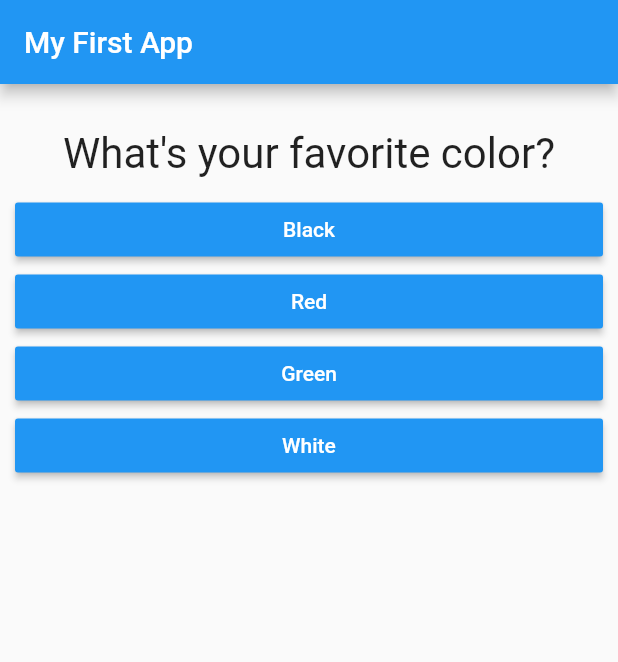
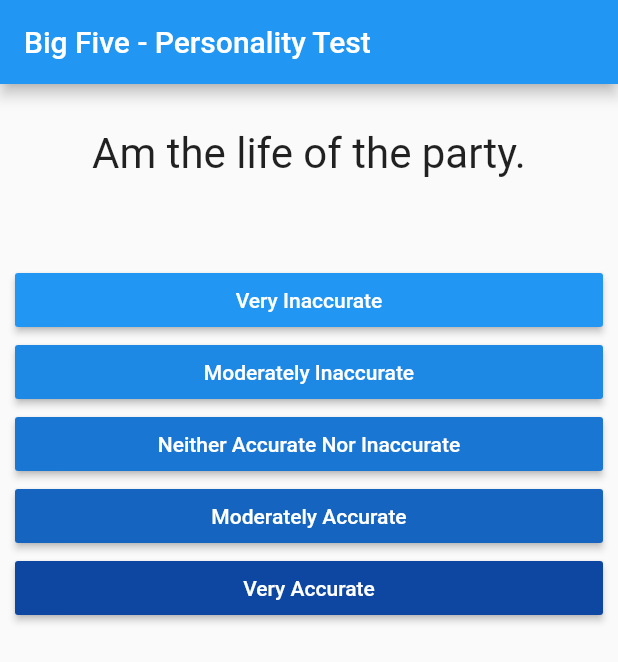
Before and after one commit to shocknawe/flutter-big-5, a Flutter app: the screen it shows after launch, on a phone screen of 412 x 824 dp. Shown: the top 662 px of the screen. Run offline on Flutter 3.47's test engine with Material 2 defaults, Android fonts, the phone set to English and light mode, and no system bars.

Commit message:
after lesson #58 - added variation

```diff
--- a/lib/answer.dart
+++ b/lib/answer.dart
@@ -3,8 +3,9 @@ import 'package:flutter/material.dart';
 class Answer extends StatelessWidget {
   final String answerText;
   final Function onPressed;
+  final Color color;
 
-  Answer(this.answerText, {this.onPressed});
+  Answer(this.answerText, {this.onPressed, this.color});
 
   @override
   Widget build(BuildContext context) {
@@ -15,7 +16,7 @@ class Answer extends StatelessWidget {
         right: 10,
       ),
       child: RaisedButton(
-        color: Colors.blue,
+        color: color,
         textColor: Colors.white,
         padding: EdgeInsets.all(10),
         child: Text(answerText),
--- a/lib/main.dart
+++ b/lib/main.dart
@@ -1,11 +1,7 @@
-import 'dart:math';
 import 'package:flutter/material.dart';
-import 'question.dart';
-import 'answer.dart';
-
-// void main () {
-//   runApp(MyApp());
-// }
+import './quiz.dart';
+import './result.dart';
+import './quiz-data.dart';
 
 void main() => runApp(MyApp());
 
@@ -16,35 +12,26 @@ class MyApp extends StatefulWidget {
   }
 }
 
-class _QuestionKey {
-  String question;
-  List<String> answerList;
-
-  _QuestionKey({this.question, this.answerList});
-}
-
 class _MyAppState extends State<MyApp> {
   var _questionIndex = 0;
-  var questions = [
-    _QuestionKey(
-      question: 'What\'s your favorite color?',
-      answerList: ['Black', 'Red', 'Green', 'White'],
-    ),
-    _QuestionKey(
-      question: 'What\'s your favorite animal?',
-      answerList: ['Rabbit', 'Snake', 'Elephant', 'Lion'],
-    ),
-    _QuestionKey(
-      question: 'Who\'s your favorite instructor?',
-      answerList: ['Max', 'Max', 'Max', 'Max'],
-    ),
-  ];
+  var _isFinished = false;
+  var _scoreList = List.filled(5, 0);
 
-  void _answerQuestion() {
+  void _answerQuestion({Personality personality, int value}) {
     setState(() {
-      print('answered question');
-      _questionIndex = min(questions.length - 1, _questionIndex + 1);
-      print('_questionIndex: ' + _questionIndex.toString());
+      _scoreList[personality.index] += value;
+      _questionIndex = _questionIndex + 1;
+      if (_questionIndex == QUIZ_DATA.length) {
+        _isFinished = true;
+      }
+    });
+  }
+
+  void _resetQuiz() {
+    setState(() {
+      _scoreList = List.filled(5, 0);
+      _questionIndex = 0;
+      _isFinished = false;
     });
   }
 
@@ -53,21 +40,17 @@ class _MyAppState extends State<MyApp> {
     return MaterialApp(
       home: Scaffold(
         appBar: AppBar(
-          title: Text('My First App'),
+          title: Text('Big Five - Personality Test'),
         ),
-        body: Column(
-          children: [
-            Question(
-              questions[_questionIndex].question
-            ),
-            ...questions[_questionIndex].answerList.map((answer) {
-              return Answer(
-                answer,
+        body: !_isFinished
+            ? Quiz(
+                questionData: QUIZ_DATA[_questionIndex],
                 onPressed: _answerQuestion,
-              );
-            }).toList()
-          ],
-        ),
+              )
+            : Result(
+                scoreList: _scoreList,
+                onPressed: _resetQuiz,
+              ),
       ),
     );
   }
--- a/lib/question.dart
+++ b/lib/question.dart
@@ -13,12 +13,15 @@ class Question extends StatelessWidget {
         top: 30,
         bottom: 10,
       ),
-      child: Text(
-        questionText,
-        style: TextStyle(
-          fontSize: 28,
+      child: Container(
+        height: 80,
+        child: Text(
+          questionText,
+          style: TextStyle(
+            fontSize: 28,
+          ),
+          textAlign: TextAlign.center,
         ),
-        textAlign: TextAlign.center,
       ),
     );
   }
--- /dev/null
+++ b/lib/quiz-data.dart
@@ -0,0 +1,282 @@
+import 'package:flutter/material.dart';
+
+// source: https://ipip.ori.org/new_ipip-50-item-scale.htm
+
+enum Personality {
+  extraversion,
+  agreeableness,
+  conscientiousness,
+  emotionalStability,
+  intellect,
+}
+
+const PersonalityNames = [
+  'Extraversion',
+  'Agreeableness',
+  'Conscientiousness',
+  'Emotional Stability',
+  'Intellect',
+];
+
+const PersonalityColors = [
+  Color(0xFF7F5098),
+  Color(0xFFDD5199),
+  Color(0xFFD86C2F),
+  Color(0xFF7A9C57),
+  Color(0xFFBB2B1C),
+];
+
+const QUIZ_TOTAL = 50;
+
+const QUIZ_DATA = [
+  {
+    'question': 'Am the life of the party.',
+    'score': Personality.extraversion,
+    'scale': 1,
+  },
+  {
+    'question': 'Feel little concern for others.',
+    'score': Personality.agreeableness,
+    'scale': -1,
+  },
+  {
+    'question': 'Am always prepared.',
+    'score': Personality.conscientiousness,
+    'scale': 1,
+  },
+  {
+    'question': 'Get stressed out easily.',
+    'score': Personality.emotionalStability,
+    'scale': -1,
+  },
+  {
+    'question': 'Have a rich vocabulary.',
+    'score': Personality.intellect,
+    'scale': 1,
+  },
+  {
+    'question': 'Don\'t talk a lot.',
+    'score': Personality.extraversion,
+    'scale': -1,
+  },
+  {
+    'question': 'Am interested in people.',
+    'score': Personality.agreeableness,
+    'scale': 1,
+  },
+  {
+    'question': 'Leave my belongings around.',
+    'score': Personality.conscientiousness,
+    'scale': -1,
+  },
+  {
+    'question': 'Am relaxed most of the time.',
+    'score': Personality.emotionalStability,
+    'scale': 1,
+  },
+  {
+    'question': 'Have difficulty understanding abstract ideas.',
+    'score': Personality.intellect,
+    'scale': -1,
+  },
+  {
+    'question': 'Feel comfortable around people.',
+    'score': Personality.extraversion,
+    'scale': 1,
+  },
+  {
+    'question': 'Insult people.',
+    'score': Personality.agreeableness,
+    'scale': -1,
+  },
+  {
+    'question': 'Pay attention to details.',
+    'score': Personality.conscientiousness,
+    'scale': 1,
+  },
+  {
+    'question': 'Worry about things.',
+    'score': Personality.emotionalStability,
+    'scale': -1,
+  },
+  {
+    'question': 'Have a vivid imagination.',
+    'score': Personality.intellect,
+    'scale': 1,
+  },
+  {
+    'question': 'Keep in the background.',
+    'score': Personality.extraversion,
+    'scale': -1,
+  },
+  {
+    'question': 'Sympathize with others\' feelings.',
+    'score': Personality.agreeableness,
+    'scale': 1,
+  },
+  {
+    'question': 'Make a mess of things.',
+    'score': Personality.conscientiousness,
+    'scale': -1,
+  },
+  {
+    'question': 'Seldom feel blue.',
+    'score': Personality.emotionalStability,
+    'scale': 1,
+  },
+  {
+    'question': 'Am not interested in abstract ideas.',
+    'score': Personality.intellect,
+    'scale': -1,
+  },
+  {
+    'question': 'Start conversations.',
+    'score': Personality.extraversion,
+    'scale': 1,
+  },
+  {
+    'question': 'Am not interested in other people\'s problems.',
+    'score': Personality.agreeableness,
+    'scale': -1,
+  },
+  {
+    'question': 'Get chores done right away.',
+    'score': Personality.conscientiousness,
+    'scale': 1,
+  },
+  {
+    'question': 'Am easily disturbed.',
+    'score': Personality.emotionalStability,
+    'scale': -1,
+  },
+  {
+    'question': 'Have excellent ideas.',
+    'score': Personality.intellect,
+    'scale': 1,
+  },
+  {
+    'question': 'Have little to say.',
+    'score': Personality.extraversion,
+    'scale': -1,
+  },
+  {
+    'question': 'Have a soft heart.',
+    'score': Personality.agreeableness,
+    'scale': 1,
+  },
+  {
+    'question': 'Often forget to put things back in their proper place.',
+    'score': Personality.conscientiousness,
+    'scale': -1,
+  },
+  {
+    'question': 'Get upset easily.',
+    'score': Personality.emotionalStability,
+    'scale': -1,
+  },
+  {
+    'question': 'Do not have a good imagination.',
+    'score': Personality.intellect,
+    'scale': -1,
+  },
+  {
+    'question': 'Talk to a lot of different people at parties.',
+    'score': Personality.extraversion,
+    'scale': 1,
+  },
+  {
+    'question': 'Am not really interested in others.',
+    'score': Personality.agreeableness,
+    'scale': -1,
+  },
+  {
+    'question': 'Like order.',
+    'score': Personality.conscientiousness,
+    'scale': 1,
+  },
+  {
+    'question': 'Change my mood a lot.',
+    'score': Personality.emotionalStability,
+    'scale': -1,
+  },
+  {
+    'question': 'Am quick to understand things.',
+    'score': Personality.intellect,
+    'scale': 1,
+  },
+  {
+    'question': 'Don\'t like to draw attention to myself.',
+    'score': Personality.extraversion,
+    'scale': -1,
+  },
+  {
+    'question': 'Take time out for others.',
+    'score': Personality.agreeableness,
+    'scale': 1,
+  },
+  {
+    'question': 'Shirk my duties.',
+    'score': Personality.conscientiousness,
+    'scale': -1,
+  },
+  {
+    'question': 'Have frequent mood swings.',
+    'score': Personality.emotionalStability,
+    'scale': -1,
+  },
+  {
+    'question': 'Use difficult words.',
+    'score': Personality.intellect,
+    'scale': 1,
+  },
+  {
+    'question': 'Don\'t mind being the center of attention.',
+    'score': Personality.extraversion,
+    'scale': 1,
+  },
+  {
+    'question': 'Feel others\' emotions.',
+    'score': Personality.agreeableness,
+    'scale': 1,
+  },
+  {
+    'question': 'Follow a schedule.',
+    'score': Personality.conscientiousness,
+    'scale': 1,
+  },
+  {
+    'question': 'Get irritated easily.',
+    'score': Personality.emotionalStability,
+    'scale': -1,
+  },
+  {
+    'question': 'Spend time reflecting on things.',
+    'score': Personality.intellect,
+    'scale': 1,
+  },
+  {
+    'question': 'Am quiet around strangers.',
+    'score': Personality.extraversion,
+    'scale': -1,
+  },
+  {
+    'question': 'Make people feel at ease.',
+    'score': Personality.agreeableness,
+    'scale': 1,
+  },
+  {
+    'question': 'Am exacting in my work.',
+    'score': Personality.conscientiousness,
+    'scale': 1,
+  },
+  {
+    'question': 'Often feel blue.',
+    'score': Personality.emotionalStability,
+    'scale': -1,
+  },
+  {
+    'question': 'Am full of ideas.',
+    'score': Personality.intellect,
+    'scale': 1,
+  },
+];
--- /dev/null
+++ b/lib/quiz.dart
@@ -0,0 +1,66 @@
+import 'package:flutter/material.dart';
+import 'question.dart';
+import 'answer.dart';
+
+class Quiz extends StatelessWidget {
+  final Map questionData;
+  final answers = [
+    {
+      'text': 'Very Inaccurate',
+      'value': 1,
+      'negativeValue': 5,
+      'color': 0xff2196f3,
+    },
+    {
+      'text': 'Moderately Inaccurate',
+      'value': 2,
+      'negativeValue': 4,
+      'color': 0xff1e88e5,
+    },
+    {
+      'text': 'Neither Accurate Nor Inaccurate',
+      'value': 3,
+      'negativeValue': 3,
+      'color': 0xff1976d2,
+    },
+    {
+      'text': 'Moderately Accurate',
+      'value': 4,
+      'negativeValue': 2,
+      'color': 0xff1565c0,
+    },
+    {
+      'text': 'Very Accurate',
+      'value': 5,
+      'negativeValue': 1,
+      'color': 0xff0d47a1,
+    },
+  ];
+  final Function onPressed;
+
+  Quiz({
+    @required this.questionData,
+    @required this.onPressed,
+  });
+
+  @override
+  Widget build(BuildContext context) {
+    return Column(
+      children: [
+        Question(questionData['question']),
+        ...answers
+            .map((answer) => Answer(
+                  answer['text'],
+                  color: Color(answer['color']),
+                  onPressed: () {
+                    onPressed(
+                      personality: questionData['score'],
+                      value: questionData['scale'] == 1 ? answer['value'] : answer['negativeValue'],
+                    );
+                  },
+                ))
+            .toList(),
+      ],
+    );
+  }
+}
--- /dev/null
+++ b/lib/result.dart
@@ -0,0 +1,80 @@
+import 'package:flutter/material.dart';
+import './quiz-data.dart';
+
+class Result extends StatelessWidget {
+  final List<int> scoreList;
+  final Function onPressed;
+
+  Result({this.scoreList, this.onPressed});
+
+  List<Widget> get scoreRows {
+    return scoreList
+        .asMap()
+        .entries
+        .map((entry) => Row(
+              children: [
+                Container(
+                  width: 160,
+                  padding: EdgeInsets.only(
+                    left: 20,
+                  ),
+                  child: Text('${PersonalityNames[entry.key]}: '),
+                ),
+                Container(
+                  width: 50,
+                  child: Text(
+                    '${entry.value}/$QUIZ_TOTAL',
+                    textAlign: TextAlign.center,
+                  ),
+                ),
+                AbsorbPointer(
+                  child: Slider(
+                    value: entry.value.toDouble(),
+                    min: 0,
+                    max: QUIZ_TOTAL.toDouble(),
+                    activeColor: PersonalityColors[entry.key],
+                    inactiveColor: Colors.grey,
+                    onChanged: (e) {},
+                  ),
+                )
+              ],
+            ))
+        .toList();
+  }
+
+  @override
+  Widget build(BuildContext context) {
+    return Column(
+      children: [
+        Container(
+          width: double.infinity,
+          padding: EdgeInsets.only(top: 30, bottom: 30),
+          child: Text(
+            'Your results:',
+            style: TextStyle(
+              fontSize: 36,
+              fontWeight: FontWeight.bold,
+            ),
+            textAlign: TextAlign.center,
+          ),
+        ),
+        ...scoreRows,
+        Container(
+          width: double.infinity,
+          margin: EdgeInsets.only(
+            top: 30,
+            left: 10,
+            right: 10,
+          ),
+          child: RaisedButton(
+            color: Colors.blue,
+            textColor: Colors.white,
+            padding: EdgeInsets.all(10),
+            child: Text('Try again'),
+            onPressed: onPressed,
+          ),
+        ),
+      ],
+    );
+  }
+}
```
